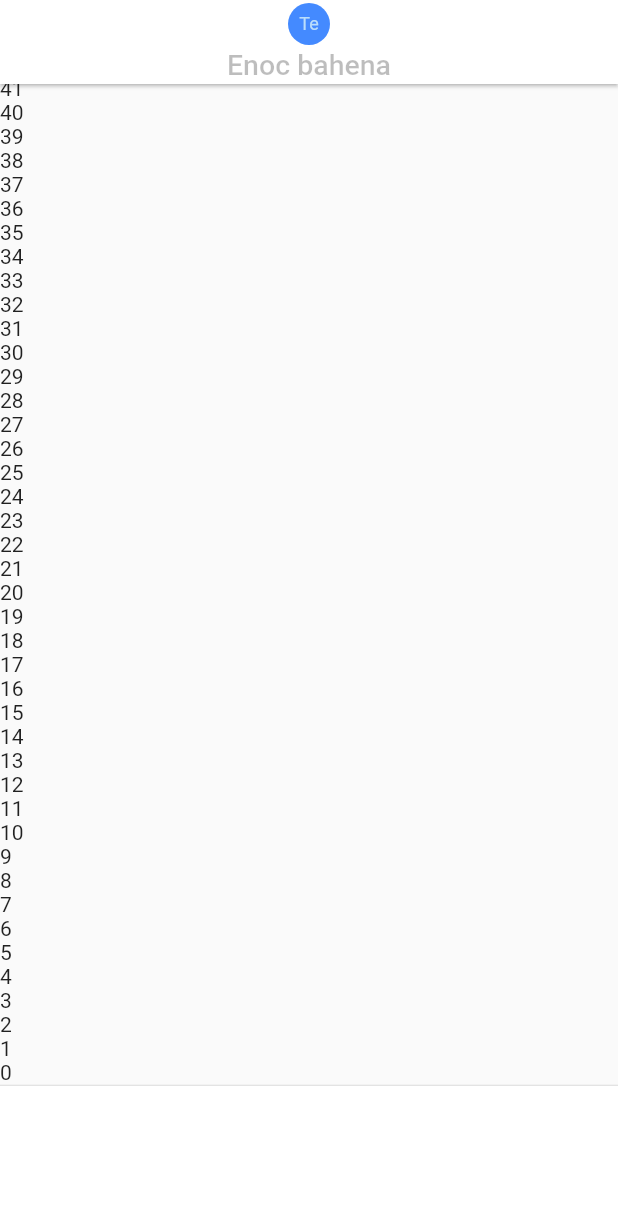
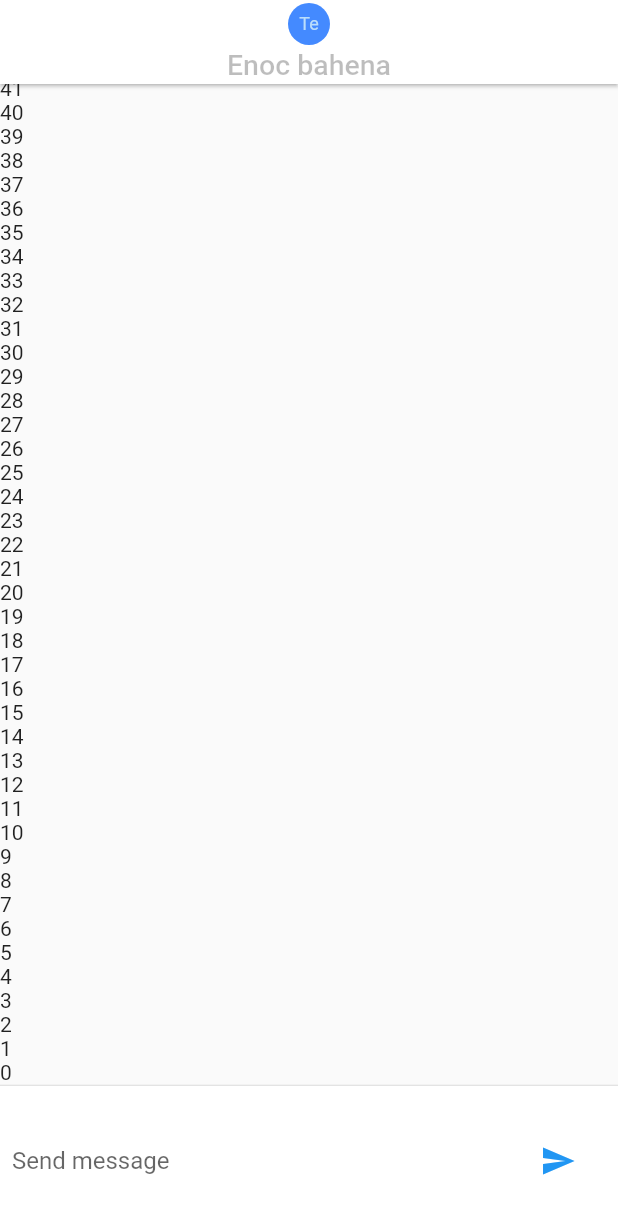
Before and after one commit to victormanuelfrancodev/challengerChat, a Flutter app: the screen it shows after launch, on a phone screen of 412 x 824 dp. Shown: the top 1214 px of the screen. Run offline on Flutter 3.47's test engine with Material 2 defaults, Android fonts, the phone set to English and light mode, and no system bars; our stand-ins replace pull_to_refresh.

Commit message:
text box logic and design

```diff
--- a/lib/pages/chat_page.dart
+++ b/lib/pages/chat_page.dart
@@ -1,6 +1,18 @@
+import 'dart:io';
+
+import 'package:flutter/cupertino.dart';
 import 'package:flutter/material.dart';
 
-class ChatPage extends StatelessWidget {
+class ChatPage extends StatefulWidget {
+  @override
+  _ChatPageState createState() => _ChatPageState();
+}
+
+class _ChatPageState extends State<ChatPage> {
+
+  final _textController = new TextEditingController();
+  final _focusNode = new FocusNode();
+
   @override
   Widget build(BuildContext context) {
     return MaterialApp(
@@ -30,7 +42,7 @@ class ChatPage extends StatelessWidget {
               Flexible(
                   child: ListView.builder(
                     physics: BouncingScrollPhysics(),
-                      itemBuilder: (_,i) => Text('$i'),
+                    itemBuilder: (_,i) => Text('$i'),
                   reverse: true,),
               ),
               Divider(height: 1,),
@@ -38,6 +50,7 @@ class ChatPage extends StatelessWidget {
               Container(
                 color: Colors.white,
                 height: 100,
+                child: _inputChat(),
               )
             ],
           ),
@@ -45,4 +58,47 @@ class ChatPage extends StatelessWidget {
       ),
     );
   }
+
+  Widget _inputChat(){
+    return SafeArea(
+      child: Container(
+        margin: EdgeInsets.symmetric(horizontal: 8.0),
+        child: Row(
+          children: [
+            Flexible(
+                child: TextField(
+                  controller: _textController,
+                  onSubmitted: _handleSubmit,
+                  onChanged: (String text){},
+                  decoration: InputDecoration.collapsed(
+                      hintText: "Send message"
+                  ),
+                  focusNode: _focusNode,
+                )
+            ),
+            Container(
+              margin: EdgeInsets.symmetric(horizontal: 4.0),
+              child: Platform.isIOS ? CupertinoButton(
+                child: Text("send"),
+                onPressed: (){},
+              ):
+           Container(
+             margin: EdgeInsets.symmetric(horizontal: 4.0),
+            child: IconButton(
+              icon: Icon(Icons.send,color: Colors.blue,),
+              onPressed: (){},
+            ),
+           ),
+            )
+          ],
+        )
+      ),
+    );
+  }
+
+  _handleSubmit(String text){
+    print(text);
+    _textController.clear();
+    _focusNode.requestFocus();
+  }
 }
```
Also changed, not shown: 1 other file.
